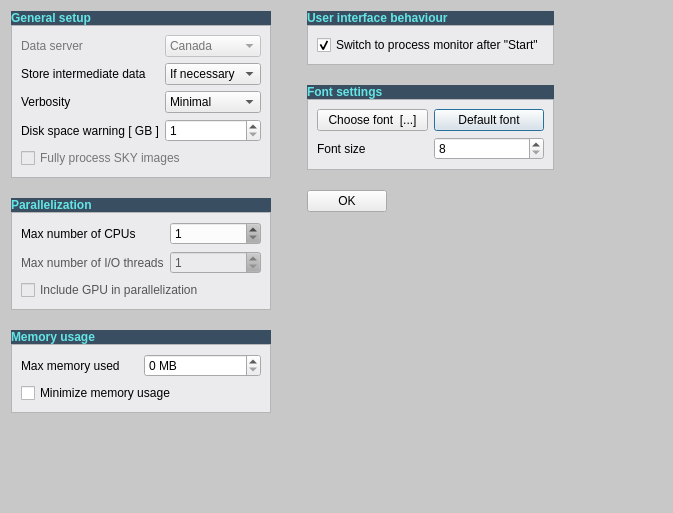
This is src/preferences.ui in schirmermischa/THELI as Qt 5 draws it before an edit. The edited form follows.
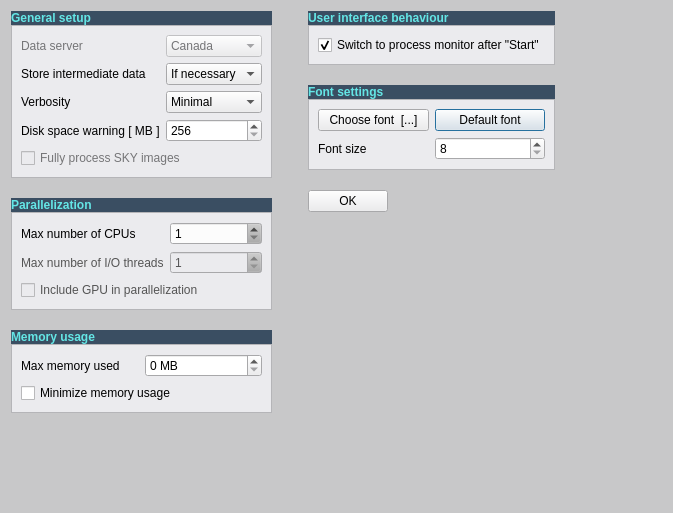
This is the edited form.

Commit message: Uncommented RAM determination for MacOS. Added CPU load for MacOS. Disk space preference changed from GB to MB.

```diff
--- a/src/preferences.ui
+++ b/src/preferences.ui
@@ -893,7 +893,7 @@
         <item row="3" column="0">
          <widget class="QLabel" name="label_4">
           <property name="text">
-           <string>Disk space warning [ GB ]</string>
+           <string>Disk space warning [ MB ]</string>
           </property>
          </widget>
         </item>
@@ -950,7 +950,7 @@
            <string>When to show a warning that you are running out of disk space</string>
           </property>
           <property name="minimum">
-           <number>1</number>
+           <number>256</number>
           </property>
           <property name="maximum">
            <number>9999</number>
```
Left out of the diff: 3 changed lines with no effect on the pictures. The commit also changes 5 other files.
